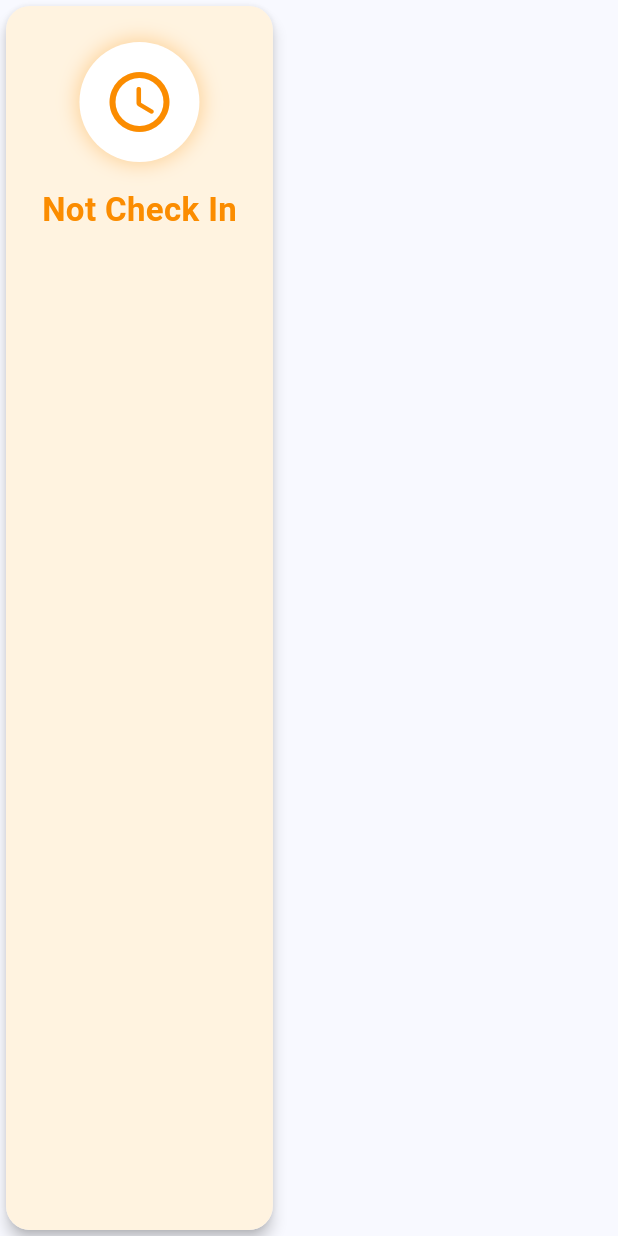
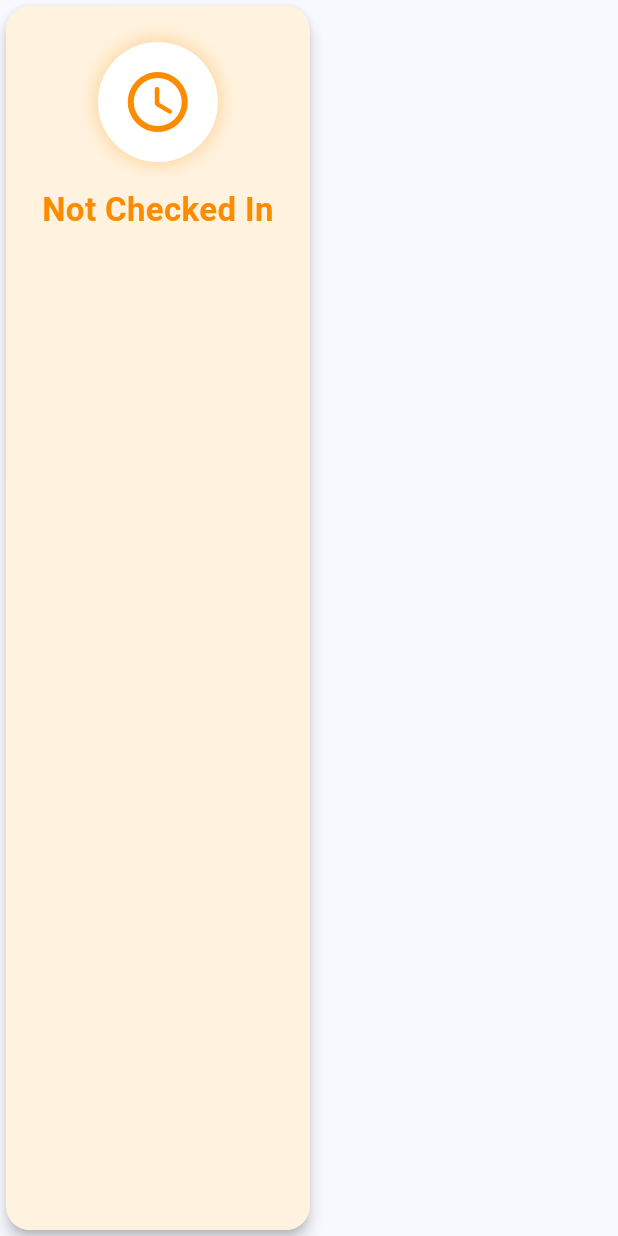
Before and after one commit to naipuyt/attendance_app, a Flutter app: the AttendanceCard widget shown alone on an empty page, opened directly, on a phone screen of 412 x 824 dp. Run offline on Flutter 3.47's test engine with Material 3 defaults, Android fonts, the phone set to English and light mode, and no system bars; our stand-ins replace cloud_firestore, firebase_auth, firebase_core, firebase_database, flutter_image_compress, image_picker and 1 more; accounts and stored records are empty.

Commit message:
fixing code

```diff
--- a/lib/screens/auth/register_screen.dart
+++ b/lib/screens/auth/register_screen.dart
@@ -1,3 +1,4 @@
+
 import 'package:attendence_app/screens/auth/widget/auth_text_field.dart';
 import 'package:attendence_app/screens/auth/widget/gradient_scaffold.dart';
 import 'package:attendence_app/services/auth_services.dart';
--- a/lib/screens/home/widgets/attendance_card.dart
+++ b/lib/screens/home/widgets/attendance_card.dart
@@ -14,7 +14,7 @@ class AttendanceCard extends StatelessWidget {
     final hasCheckedIn = todayRecord != null;
     final hasCheckedOut = todayRecord?.checkOutTime != null;
 
-    final (cardColor, iconColor, iconData, statusText) = _getCardStyle(hasCheckedIn, hasCheckedOut);  // ini biar reusable soalnya ada 3 jenis card (not checkin, currently workin, complete)
+    final (cardColor, iconColor, iconData, statusText) = _getCardStyle(hasCheckedIn, hasCheckedOut);
 
     return Card(
       elevation: 4,
@@ -24,10 +24,10 @@ class AttendanceCard extends StatelessWidget {
           borderRadius: BorderRadius.circular(16),
           color: cardColor
         ),
-        padding: EdgeInsets.all(24),
+        padding: EdgeInsets.all(24.0),
         child: Column(
           children: [
-            _buildIconCntainer(iconData, iconColor),
+            _buildIconContainer(iconData, iconColor),
             SizedBox(height: 16),
             Text(
               statusText,
@@ -37,7 +37,7 @@ class AttendanceCard extends StatelessWidget {
                 color: iconColor
               ),
             ),
-            if (hasCheckedIn)...[
+            if (hasCheckedIn) ...[
               SizedBox(height: 20),
               _buildTimeDetails(iconColor),
               if (todayRecord!.checkInPhotoPath != null || todayRecord!.checkOutPhotoPath != null)
@@ -51,7 +51,7 @@ class AttendanceCard extends StatelessWidget {
 
   (Color, Color, IconData, String) _getCardStyle(bool hasCheckedIn, bool hasCheckedOut) {
     if (!hasCheckedIn) {
-      return (Colors.orange[50]!, Colors.orange[600]!, Icons.access_time_rounded, 'Not Check In');
+      return (Colors.orange[50]!, Colors.orange[600]!, Icons.access_time_rounded, 'Not Checked In');
     } else if (hasCheckedOut) {
       return (Colors.green[50]!, Colors.green[600]!, Icons.check_circle_rounded, 'Work Complete');
     } else {
@@ -59,7 +59,7 @@ class AttendanceCard extends StatelessWidget {
     }
   }
 
-  Widget _buildIconCntainer(IconData icon, Color color) {
+  Widget _buildIconContainer(IconData icon, Color color) {
     return Container(
       padding: EdgeInsets.all(16),
       decoration: BoxDecoration(
@@ -82,23 +82,23 @@ class AttendanceCard extends StatelessWidget {
       padding: EdgeInsets.all(16),
       decoration: BoxDecoration(
         color: Colors.white,
-        borderRadius: BorderRadius.circular(12)
+        borderRadius: BorderRadius.circular(12),
       ),
       child: Column(
         children: [
           _TimeRow(
             icon: Icons.login_rounded,
-            label: 'check_in',
+            label: 'Check In',
             value: DateFormat('hh:mm a').format(todayRecord!.checkInTime),
             color: color,
           ),
           if (todayRecord!.checkOutTime != null) ...[
             SizedBox(height: 12),
             _TimeRow(
+              icon: Icons.logout_rounded,
+              label: 'Check Out',
+              value: DateFormat('hh:mm a').format(todayRecord!.checkOutTime!),
               color: color,
-              icon: Icons.logout_rounded,
-              label: 'check_out',
-              value: DateFormat('hh:mm a').format(todayRecord!.checkOutTime!),
             )
           ]
         ],
@@ -112,14 +112,14 @@ class AttendanceCard extends StatelessWidget {
       child: Row(
         children: [
           if (todayRecord!.checkInPhotoPath != null)
-          Expanded(
-            child: PhotoViewer(
-              photoKey: todayRecord!.checkInPhotoPath,
-              label: 'Check-In',
+            Expanded(
+              child: PhotoViewer(
+                photoKey: todayRecord!.checkInPhotoPath,
+                label: 'Check-In',
+              ),
             ),
-          ),
           if (todayRecord!.checkInPhotoPath != null && todayRecord!.checkOutPhotoPath != null)
-            SizedBox(width: 8),
+            SizedBox(width:8 ),
           if (todayRecord!.checkOutPhotoPath != null)
             Expanded(
               child: PhotoViewer(
```
Also changed, not shown: lib/screens/history/history_screen.dart (+5 -15 lines), lib/screens/history/widgets/record_card.dart (+32 -29 lines), lib/screens/home/home_screen.dart (+5 -4 lines), lib/screens/home/widgets/profile_card.dart (+12 -14 lines), lib/services/storage_services.dart (+9 -10 lines), 1 other file.
